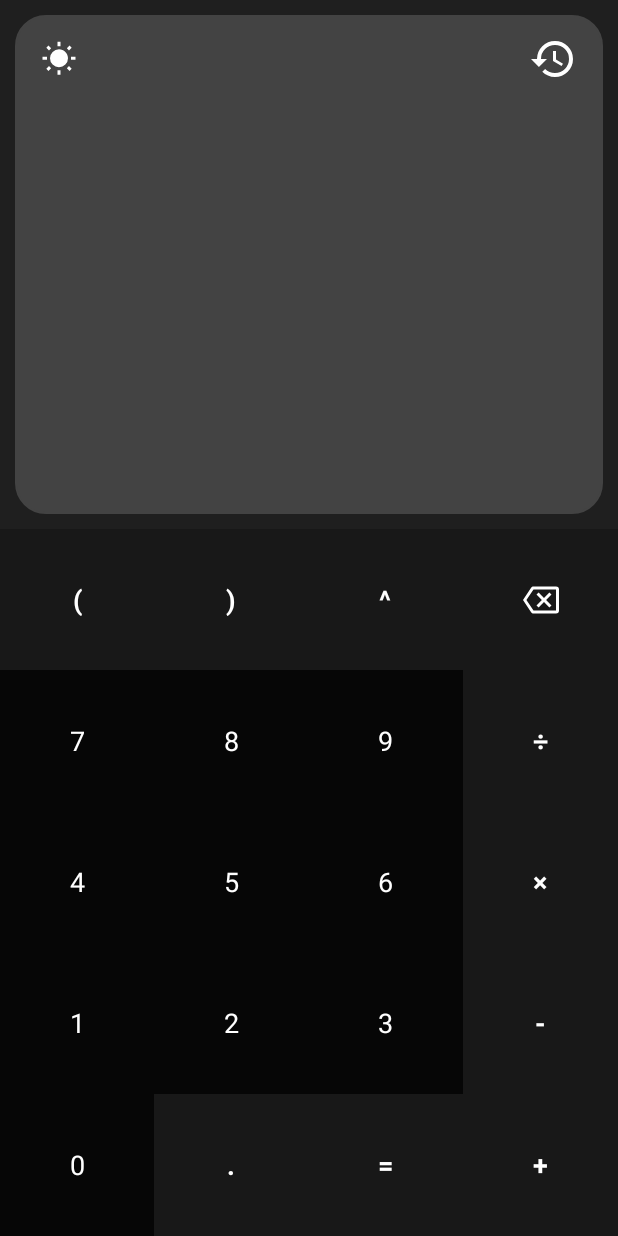
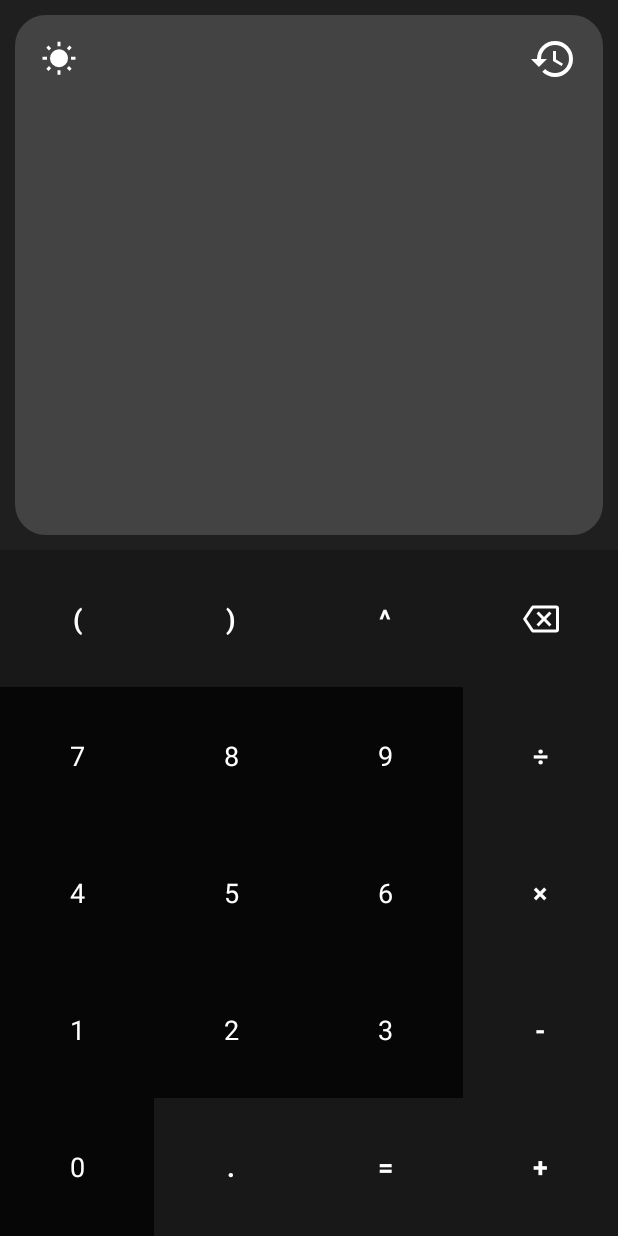
Before and after one commit to jr20xx/android-calculator, an Android app: the screen it shows after launch (MainActivity), on a phone screen of 412 x 824 dp. Run offline under Robolectric (Android 15) with nearby library versions, the phone set to English and light mode, and no system bars; our stand-ins replace data binding.

Commit message:
Updated main layout to use a TableLayout for buttons and to add a preview screen to get more instant results

```diff
--- a/app/src/main/java/cu/lt/joe/calculator/MainActivity.java
+++ b/app/src/main/java/cu/lt/joe/calculator/MainActivity.java
@@ -7,6 +7,8 @@ import android.content.Intent;
 import android.content.SharedPreferences;
 import android.os.Build;
 import android.os.Bundle;
+import android.text.Editable;
+import android.text.TextWatcher;
 import android.view.ActionMode;
 import android.view.Gravity;
 import android.view.Menu;
@@ -26,6 +28,7 @@ import com.google.android.material.bottomsheet.BottomSheetDialog;
 import com.google.android.material.snackbar.Snackbar;
 import java.io.PrintWriter;
 import java.io.StringWriter;
+import java.util.NoSuchElementException;
 import cu.lt.joe.calculator.adapters.OperationsHistoryAdapter;
 import cu.lt.joe.calculator.databinding.MainLayoutBinding;
 import cu.lt.joe.calculator.db.HistoryDatabaseHandler;
@@ -87,6 +90,52 @@ public class MainActivity extends AppCompatActivity implements View.OnClickListe
             @Override
             public void onDestroyActionMode(ActionMode p1)
             {
+            }
+        });
+        binding.buttonsLayout.screen.addTextChangedListener(new TextWatcher()
+        {
+            @Override
+            public void afterTextChanged(Editable editable)
+            {
+                String text = editable.toString();
+                if (!text.isEmpty())
+                {
+                    try
+                    {
+                        if (text.contains("+") || text.contains("-") || text.contains("×") || text.contains("÷") || text.contains("^"))
+                        {
+                            String result = JCalc.solveMathExpression(text, true);
+                            binding.buttonsLayout.resultScreen.setText(result);
+                        }
+                    }
+                    catch (NotNumericResultException e)
+                    {
+                        binding.buttonsLayout.resultScreen.setText(R.string.nan_error);
+                    }
+                    catch (InfiniteResultException e)
+                    {
+                        binding.buttonsLayout.resultScreen.setText(R.string.infinite_error);
+                    }
+                    catch (UnbalancedParenthesesException | NoSuchElementException x)
+                    {
+                        binding.buttonsLayout.screen.setText(null);
+                    }
+                    catch (Exception e)
+                    {
+                        binding.buttonsLayout.resultScreen.setText(R.string.genericE);
+                    }
+                }
+            }
+
+            @Override
+            public void beforeTextChanged(CharSequence charSequence, int i, int i1, int i2)
+            {
+            }
+
+            @Override
+            public void onTextChanged(CharSequence charSequence, int i, int i1, int i2)
+            {
+                binding.buttonsLayout.resultScreen.setText(null);
             }
         });
 
--- a/app/src/main/res/layout/calculator_layout.xml
+++ b/app/src/main/res/layout/calculator_layout.xml
@@ -1,6 +1,8 @@
 <layout
     xmlns:android="http://schemas.android.com/apk/res/android"
-    xmlns:app="http://schemas.android.com/apk/res-auto">
+    xmlns:app="http://schemas.android.com/apk/res-auto"
+    xmlns:tools="http://schemas.android.com/tools"
+    tools:ignore="HardcodedText">
 
     <data>
 
@@ -54,7 +56,8 @@
             <EditText
                 android:id="@+id/screen"
                 android:layout_width="match_parent"
-                android:layout_height="match_parent"
+                android:layout_height="0dp"
+                android:layout_weight="1.0"
                 android:background="#00000000"
                 android:cursorVisible="false"
                 android:gravity="bottom|right"
@@ -68,25 +71,33 @@
                 android:textSize="32sp"
                 android:textStyle="bold" />
 
+            <TextView
+                android:id="@+id/result_screen"
+                android:layout_width="match_parent"
+                android:layout_height="wrap_content"
+                android:gravity="bottom|right"
+                android:paddingLeft="10dp"
+                android:paddingRight="10dp"
+                android:singleLine="true"
+                android:textAppearance="?android:attr/textAppearanceLarge"
+                android:textSize="20sp" />
+
         </LinearLayout>
 
-        <LinearLayout
+        <TableLayout
             android:layout_width="match_parent"
             android:layout_height="wrap_content"
-            android:layout_weight="1"
-            android:baselineAligned="false"
-            android:orientation="horizontal">
+            android:layout_weight="1.0">
 
-            <LinearLayout
-                android:layout_width="wrap_content"
-                android:layout_height="match_parent"
-                android:layout_weight="1.0"
-                android:orientation="vertical">
+            <TableRow
+                android:layout_width="match_parent"
+                android:layout_height="wrap_content"
+                android:layout_weight="1.0">
 
                 <Button
                     android:id="@+id/openParentheses"
                     android:layout_width="match_parent"
-                    android:layout_height="wrap_content"
+                    android:layout_height="match_parent"
                     android:layout_weight="1.0"
                     android:background="@drawable/operators"
                     android:onClick="@{handlerActivity::onClick}"
@@ -95,57 +106,9 @@
                     android:textStyle="bold" />
 
                 <Button
-                    android:id="@+id/seven"
-                    android:layout_width="match_parent"
-                    android:layout_height="wrap_content"
-                    android:layout_weight="1.0"
-                    android:background="@drawable/numbers"
-                    android:onClick="@{handlerActivity::onNumberClick}"
-                    android:text="7"
-                    android:textAppearance="?android:attr/textAppearanceMedium" />
-
-                <Button
-                    android:id="@+id/four"
-                    android:layout_width="match_parent"
-                    android:layout_height="wrap_content"
-                    android:layout_weight="1.0"
-                    android:background="@drawable/numbers"
-                    android:onClick="@{handlerActivity::onNumberClick}"
-                    android:text="4"
-                    android:textAppearance="?android:attr/textAppearanceMedium" />
-
-                <Button
-                    android:id="@+id/one"
-                    android:layout_width="match_parent"
-                    android:layout_height="wrap_content"
-                    android:layout_weight="1.0"
-                    android:background="@drawable/numbers"
-                    android:onClick="@{handlerActivity::onNumberClick}"
-                    android:text="1"
-                    android:textAppearance="?android:attr/textAppearanceMedium" />
-
-                <Button
-                    android:id="@+id/zero"
-                    android:layout_width="match_parent"
-                    android:layout_height="wrap_content"
-                    android:layout_weight="1.0"
-                    android:background="@drawable/numbers"
-                    android:onClick="@{handlerActivity::onNumberClick}"
-                    android:text="0"
-                    android:textAppearance="?android:attr/textAppearanceMedium" />
-
-            </LinearLayout>
-
-            <LinearLayout
-                android:layout_width="wrap_content"
-                android:layout_height="match_parent"
-                android:layout_weight="1.0"
-                android:orientation="vertical">
-
-                <Button
                     android:id="@+id/closeParentheses"
                     android:layout_width="match_parent"
-                    android:layout_height="wrap_content"
+                    android:layout_height="match_parent"
                     android:layout_weight="1.0"
                     android:background="@drawable/operators"
                     android:onClick="@{handlerActivity::onClick}"
@@ -154,9 +117,47 @@
                     android:textStyle="bold" />
 
                 <Button
+                    android:id="@+id/exponentiation"
+                    android:layout_width="match_parent"
+                    android:layout_height="match_parent"
+                    android:layout_weight="1.0"
+                    android:background="@drawable/basic"
+                    android:onClick="@{handlerActivity::onOperatorClick}"
+                    android:text="^"
+                    android:textAppearance="?android:attr/textAppearanceMedium"
+                    android:textStyle="bold" />
+
+                <ImageButton
+                    android:id="@+id/delete"
+                    style="?attr/buttonStyle"
+                    android:layout_width="match_parent"
+                    android:layout_height="match_parent"
+                    android:layout_weight="1.0"
+                    android:background="@drawable/back"
+                    android:onClick="@{handlerActivity::onClick}"
+                    android:onLongClick="@{handlerActivity::onLongClick}"
+                    app:srcCompat="@drawable/ic_backspace" />
+            </TableRow>
+
+            <TableRow
+                android:layout_width="match_parent"
+                android:layout_height="wrap_content"
+                android:layout_weight="1.0">
+
+                <Button
+                    android:id="@+id/seven"
+                    android:layout_width="match_parent"
+                    android:layout_height="match_parent"
+                    android:layout_weight="1.0"
+                    android:background="@drawable/numbers"
+                    android:onClick="@{handlerActivity::onNumberClick}"
+                    android:text="7"
+                    android:textAppearance="?android:attr/textAppearanceMedium" />
+
+                <Button
                     android:id="@+id/eight"
                     android:layout_width="match_parent"
-                    android:layout_height="wrap_content"
+                    android:layout_height="match_parent"
                     android:layout_weight="1.0"
                     android:background="@drawable/numbers"
                     android:onClick="@{handlerActivity::onNumberClick}"
@@ -164,9 +165,46 @@
                     android:textAppearance="?android:attr/textAppearanceMedium" />
 
                 <Button
+                    android:id="@+id/nine"
+                    android:layout_width="match_parent"
+                    android:layout_height="match_parent"
+                    android:layout_weight="1.0"
+                    android:background="@drawable/numbers"
+                    android:onClick="@{handlerActivity::onNumberClick}"
+                    android:text="9"
+                    android:textAppearance="?android:attr/textAppearanceMedium" />
+
+                <Button
+                    android:id="@+id/divide"
+                    android:layout_width="match_parent"
+                    android:layout_height="match_parent"
+                    android:layout_weight="1.0"
+                    android:background="@drawable/basic"
+                    android:onClick="@{handlerActivity::onOperatorClick}"
+                    android:text="÷"
+                    android:textAppearance="?android:attr/textAppearanceMedium"
+                    android:textStyle="bold" />
+            </TableRow>
+
+            <TableRow
+                android:layout_width="match_parent"
+                android:layout_height="wrap_content"
+                android:layout_weight="1.0">
+
+                <Button
+                    android:id="@+id/four"
+                    android:layout_width="match_parent"
+                    android:layout_height="match_parent"
+                    android:layout_weight="1.0"
+                    android:background="@drawable/numbers"
+                    android:onClick="@{handlerActivity::onNumberClick}"
+                    android:text="4"
+                    android:textAppearance="?android:attr/textAppearanceMedium" />
+
+                <Button
                     android:id="@+id/five"
                     android:layout_width="match_parent"
-                    android:layout_height="wrap_content"
+                    android:layout_height="match_parent"
                     android:layout_weight="1.0"
                     android:background="@drawable/numbers"
                     android:onClick="@{handlerActivity::onNumberClick}"
@@ -174,9 +212,46 @@
                     android:textAppearance="?android:attr/textAppearanceMedium" />
 
                 <Button
+                    android:id="@+id/six"
+                    android:layout_width="match_parent"
+                    android:layout_height="match_parent"
+                    android:layout_weight="1.0"
+                    android:background="@drawable/numbers"
+                    android:onClick="@{handlerActivity::onNumberClick}"
+                    android:text="6"
+                    android:textAppearance="?android:attr/textAppearanceMedium" />
+
+                <Button
+                    android:id="@+id/multiply"
+                    android:layout_width="match_parent"
+                    android:layout_height="match_parent"
+                    android:layout_weight="1.0"
+                    android:background="@drawable/basic"
+                    android:onClick="@{handlerActivity::onOperatorClick}"
+                    android:text="×"
+                    android:textAppearance="?android:attr/textAppearanceMedium"
+                    android:textStyle="bold" />
+            </TableRow>
+
+            <TableRow
+                android:layout_width="match_parent"
+                android:layout_height="wrap_content"
+                android:layout_weight="1.0">
+
+                <Button
+                    android:id="@+id/one"
+                    android:layout_width="match_parent"
+                    android:layout_height="match_parent"
+                    android:layout_weight="1.0"
+                    android:background="@drawable/numbers"
+                    android:onClick="@{handlerActivity::onNumberClick}"
+                    android:text="1"
+                    android:textAppearance="?android:attr/textAppearanceMedium" />
+
+                <Button
                     android:id="@+id/two"
                     android:layout_width="match_parent"
-                    android:layout_height="wrap_content"
+                    android:layout_height="match_parent"
                     android:layout_weight="1.0"
                     android:background="@drawable/numbers"
                     android:onClick="@{handlerActivity::onNumberClick}"
@@ -184,9 +259,46 @@
                     android:textAppearance="?android:attr/textAppearanceMedium" />
 
                 <Button
+                    android:id="@+id/three"
+                    android:layout_width="match_parent"
+                    android:layout_height="match_parent"
+                    android:layout_weight="1.0"
+                    android:background="@drawable/numbers"
+                    android:onClick="@{handlerActivity::onNumberClick}"
+                    android:text="3"
+                    android:textAppearance="?android:attr/textAppearanceMedium" />
+
+                <Button
+                    android:id="@+id/subtract"
+                    android:layout_width="match_parent"
+                    android:layout_height="match_parent"
+                    android:layout_weight="1.0"
+                    android:background="@drawable/basic"
+                    android:onClick="@{handlerActivity::onOperatorClick}"
+                    android:text="-"
+                    android:textAppearance="?android:attr/textAppearanceMedium"
+                    android:textStyle="bold" />
+            </TableRow>
+
+            <TableRow
+                android:layout_width="match_parent"
+                android:layout_height="wrap_content"
+                android:layout_weight="1.0">
+
+                <Button
+                    android:id="@+id/zero"
+                    android:layout_width="match_parent"
+                    android:layout_height="match_parent"
+                    android:layout_weight="1.0"
+                    android:background="@drawable/numbers"
+                    android:onClick="@{handlerActivity::onNumberClick}"
+                    android:text="0"
+                    android:textAppearance="?android:attr/textAppearanceMedium" />
+
+                <Button
                     android:id="@+id/comma"
                     android:layout_width="match_parent"
-                    android:layout_height="wrap_content"
+                    android:layout_height="match_parent"
                     android:layout_weight="1.0"
                     android:background="@drawable/operators"
                     android:onClick="@{handlerActivity::onClick}"
@@ -194,130 +306,28 @@
                     android:textAppearance="?android:attr/textAppearanceMedium"
                     android:textStyle="bold" />
 
-            </LinearLayout>
-
-            <LinearLayout
-                android:layout_width="wrap_content"
-                android:layout_height="match_parent"
-                android:layout_weight="1.0"
-                android:orientation="vertical">
-
-                <Button
-                    android:id="@+id/exponentiation"
-                    android:layout_width="match_parent"
-                    android:layout_height="wrap_content"
-                    android:layout_weight="1.0"
-                    android:background="@drawable/basic"
-                    android:onClick="@{handlerActivity::onOperatorClick}"
-                    android:text="^"
-                    android:textAppearance="?android:attr/textAppearanceMedium"
-                    android:textStyle="bold" />
-
-                <Button
-                    android:id="@+id/nine"
-                    android:layout_width="match_parent"
-                    android:layout_height="wrap_content"
-                    android:layout_weight="1.0"
-                    android:background="@drawable/numbers"
-                    android:onClick="@{handlerActivity::onNumberClick}"
-                    android:text="9"
-                    android:textAppearance="?android:attr/textAppearanceMedium" />
-
-                <Button
-                    android:id="@+id/six"
-                    android:layout_width="match_parent"
-                    android:layout_height="wrap_content"
-                    android:layout_weight="1.0"
-                    android:background="@drawable/numbers"
-                    android:onClick="@{handlerActivity::onNumberClick}"
-                    android:text="6"
-                    android:textAppearance="?android:attr/textAppearanceMedium" />
-
-                <Button
-                    android:id="@+id/three"
-                    android:layout_width="match_parent"
-                    android:layout_height="wrap_content"
-                    android:layout_weight="1.0"
-                    android:background="@drawable/numbers"
-                    android:onClick="@{handlerActivity::onNumberClick}"
-                    android:text="3"
-                    android:textAppearance="?android:attr/textAppearanceMedium" />
-
                 <Button
                     android:id="@+id/equal"
                     android:layout_width="match_parent"
-                    android:layout_height="wrap_content"
-                    android:layout_weight="1"
+                    android:layout_height="match_parent"
+                    android:layout_weight="1.0"
                     android:background="@drawable/equals"
                     android:onClick="@{handlerActivity::onClick}"
                     android:text="="
                     android:textAppearance="?android:attr/textAppearanceMedium"
                     android:textStyle="bold" />
 
-            </LinearLayout>
-
-            <LinearLayout
-                android:layout_width="wrap_content"
-                android:layout_height="match_parent"
-                android:layout_weight="1.0"
-                android:orientation="vertical">
-
-                <ImageButton
-                    android:id="@+id/delete"
-                    style="?attr/buttonStyle"
-                    android:layout_width="match_parent"
-                    android:layout_height="wrap_content"
-                    android:layout_weight="1"
-                    android:background="@drawable/back"
-                    android:onClick="@{handlerActivity::onClick}"
-                    android:onLongClick="@{handlerActivity::onLongClick}"
-                    app:srcCompat="@drawable/ic_backspace" />
-
-                <Button
-                    android:id="@+id/divide"
-                    android:layout_width="match_parent"
-                    android:layout_height="wrap_content"
-                    android:layout_weight="1.0"
-                    android:background="@drawable/basic"
-                    android:onClick="@{handlerActivity::onOperatorClick}"
-                    android:text="÷"
-                    android:textAppearance="?android:attr/textAppearanceMedium"
-                    android:textStyle="bold" />
-
-                <Button
-                    android:id="@+id/multiply"
-                    android:layout_width="match_parent"
-                    android:layout_height="wrap_content"
-                    android:layout_weight="1.0"
-                    android:background="@drawable/basic"
-                    android:onClick="@{handlerActivity::onOperatorClick}"
-                    android:text="×"
-                    android:textAppearance="?android:attr/textAppearanceMedium"
-                    android:textStyle="bold" />
-
-                <Button
-                    android:id="@+id/subtract"
-                    android:layout_width="match_parent"
-                    android:layout_height="wrap_content"
-                    android:layout_weight="1.0"
-                    android:background="@drawable/basic"
-                    android:onClick="@{handlerActivity::onOperatorClick}"
-                    android:text="-"
-                    android:textAppearance="?android:attr/textAppearanceMedium"
-                    android:textStyle="bold" />
-
                 <Button
                     android:id="@+id/add"
                     android:layout_width="match_parent"
-                    android:layout_height="wrap_content"
+                    android:layout_height="match_parent"
                     android:layout_weight="1.0"
                     android:background="@drawable/basic"
                     android:onClick="@{handlerActivity::onOperatorClick}"
                     android:text="+"
                     android:textAppearance="?android:attr/textAppearanceMedium"
                     android:textStyle="bold" />
-
-            </LinearLayout>
-        </LinearLayout>
+            </TableRow>
+        </TableLayout>
     </LinearLayout>
 </layout>
```
